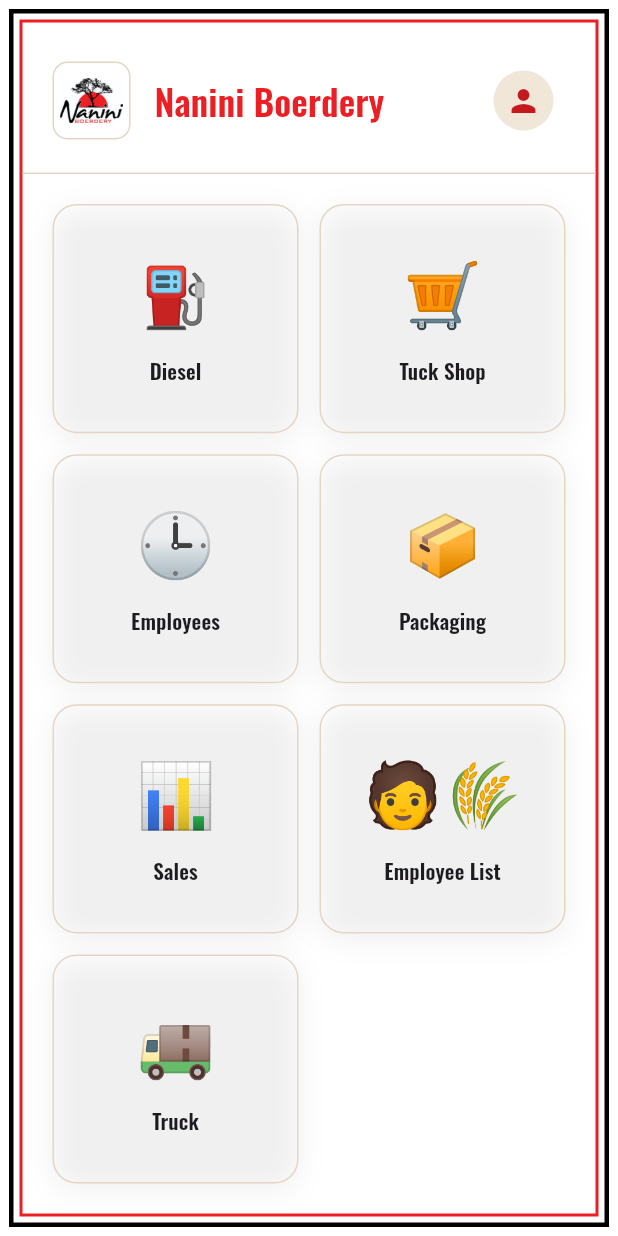
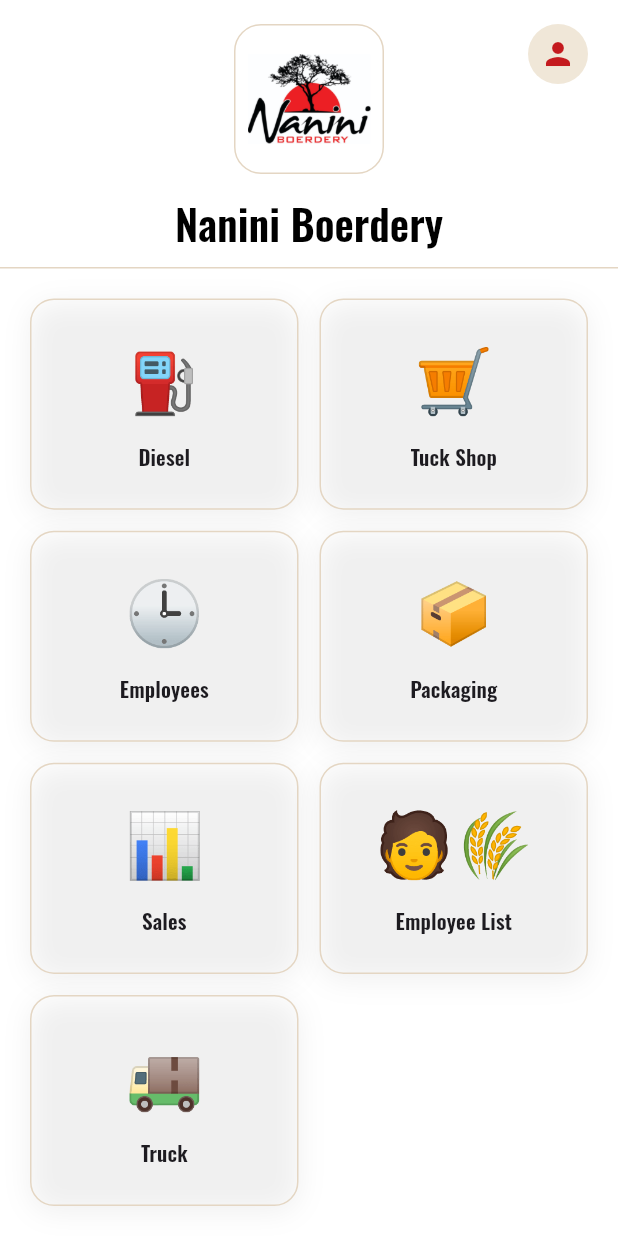
Before and after one commit to DFourie87/Nanini, a Flutter app: the HubScreen screen opened directly, on a phone screen of 412 x 824 dp. Run offline on Flutter 3.47's test engine with Material 3 defaults, Android fonts, the phone set to English and light mode, and no system bars; our stand-ins replace csv, fl_chart, flutter_map, google_fonts, latlong2, pdf and 4 more; accounts and stored records are empty.

Commit message:
Match hub page styling to the login screen's clean theme
Remove the black/red border frame and red title color added yesterday.
Center a bigger logo with the black "Nanini Boerdery" title below it,
same as the login screen, in both the Flutter hub and the static web hub.

Co-Authored-By: Claude Sonnet 5 <noreply@anthropic.com>
Claude-Session: https://claude.ai/code/session_01P8Czp8ddPtmwFvpBhNZ6oc

```diff
--- a/nanini_app/lib/features/hub/hub_screen.dart
+++ b/nanini_app/lib/features/hub/hub_screen.dart
@@ -39,49 +39,15 @@ class HubScreen extends StatelessWidget {
     final user = session.currentUser;
     return Scaffold(
       body: SafeArea(
-        child: Container(
-          margin: const EdgeInsets.all(6),
-          decoration: const BoxDecoration(
-            border: Border.fromBorderSide(BorderSide(color: Colors.black, width: 3)),
-          ),
-          child: Container(
-            margin: const EdgeInsets.all(4),
-            decoration: const BoxDecoration(
-              border: Border.fromBorderSide(BorderSide(color: NaniniColors.rust, width: 2)),
-            ),
         child: Column(
-              crossAxisAlignment: CrossAxisAlignment.start,
           children: [
             Padding(
-                  padding: const EdgeInsets.fromLTRB(20, 24, 20, 20),
-                  child: Row(
+              padding: const EdgeInsets.fromLTRB(12, 8, 12, 12),
+              child: Stack(
                 children: [
-                      Container(
-                        height: 52,
-                        width: 52,
-                        decoration: BoxDecoration(
-                          border: Border.all(color: NaniniColors.line),
-                          borderRadius: BorderRadius.circular(10),
-                        ),
-                        padding: const EdgeInsets.all(4),
-                        child: ClipRRect(
-                          borderRadius: BorderRadius.circular(6),
-                          child: Image.asset('assets/images/hub-logo.jpg', fit: BoxFit.contain),
-                        ),
-                      ),
-                      const SizedBox(width: 16),
-                      Expanded(
-                        child: FittedBox(
-                          fit: BoxFit.scaleDown,
-                          alignment: Alignment.centerLeft,
-                          child: Text(
-                            'Nanini Boerdery',
-                            maxLines: 1,
-                            style: Theme.of(context).textTheme.headlineSmall?.copyWith(color: NaniniColors.rust),
-                          ),
-                        ),
-                      ),
-                      PopupMenuButton<String>(
+                  Align(
+                    alignment: Alignment.topRight,
+                    child: PopupMenuButton<String>(
                       icon: const CircleAvatar(
                         backgroundColor: NaniniColors.disabledBg,
                         child: Icon(Icons.person, color: NaniniColors.rustDark),
@@ -102,6 +68,33 @@ class HubScreen extends StatelessWidget {
                         if (session.isAdmin) const PopupMenuItem(value: 'manage_users', child: Text('Manage users')),
                         const PopupMenuItem(value: 'logout', child: Text('Log out')),
                       ],
+                    ),
+                  ),
+                  Center(
+                    child: Column(
+                      children: [
+                        const SizedBox(height: 8),
+                        Container(
+                          height: 100,
+                          width: 100,
+                          decoration: BoxDecoration(
+                            border: Border.all(color: NaniniColors.line),
+                            borderRadius: BorderRadius.circular(18),
+                          ),
+                          padding: const EdgeInsets.all(8),
+                          child: ClipRRect(
+                            borderRadius: BorderRadius.circular(12),
+                            child: Image.asset('assets/images/hub-logo.jpg', fit: BoxFit.contain),
+                          ),
+                        ),
+                        const SizedBox(height: 14),
+                        Text(
+                          'Nanini Boerdery',
+                          textAlign: TextAlign.center,
+                          style: Theme.of(context).textTheme.headlineMedium?.copyWith(color: NaniniColors.ink),
+                        ),
+                      ],
+                    ),
                   ),
                 ],
               ),
@@ -140,8 +133,6 @@ class HubScreen extends StatelessWidget {
               ),
             ),
           ],
-            ),
-          ),
         ),
       ),
     );
```
Also changed, not shown: 1 other file. Lines whose indentation alone changed are shown as unchanged.
